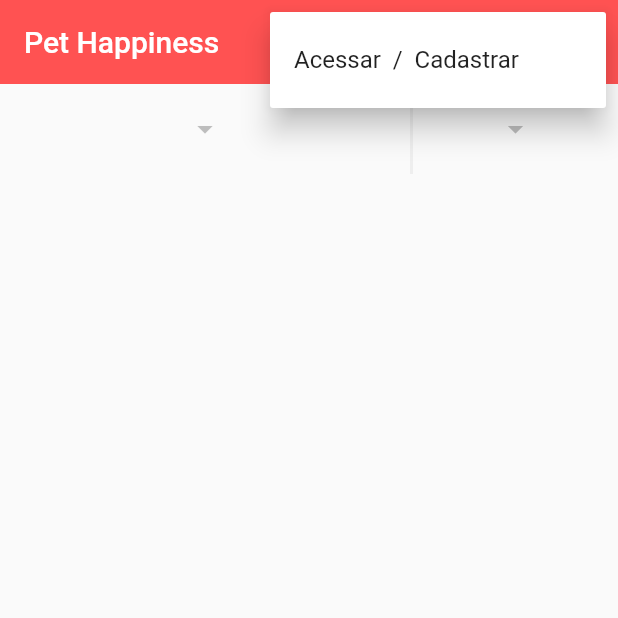
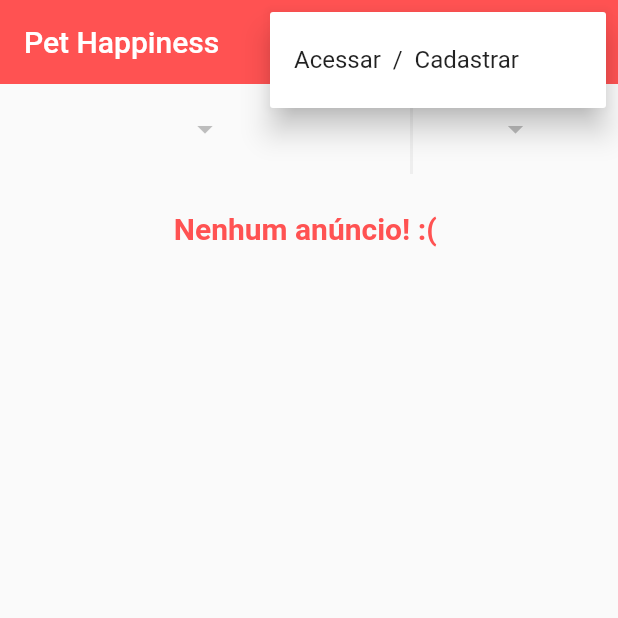
Before and after one commit to Acadi123/pet, a Flutter app: the screen it shows after launch, after a tap on the "more vert" icon, on a phone screen of 412 x 824 dp, the top half of it. Run offline on Flutter 3.47's test engine with Material 2 defaults, Android fonts, the phone set to English and light mode, and no system bars; our stand-ins replace brasil_fields, cloud_firestore, firebase_auth, firebase_core, firebase_storage, image_picker; missing offline and left inert: validadores; accounts and stored records are empty; statements that could not run were skipped.

Commit message:
atualização tela anuncios

```diff
--- a/pet_happiness_v1/lib/views/Anuncios.dart
+++ b/pet_happiness_v1/lib/views/Anuncios.dart
@@ -1,10 +1,15 @@
 // @dart=2.9
+import 'dart:async';
+
+import 'package:firebase_storage/firebase_storage.dart';
 import 'package:flutter/material.dart';
 import 'package:firebase_auth/firebase_auth.dart';
 import 'package:firebase_core/firebase_core.dart';
 import 'package:cloud_firestore/cloud_firestore.dart';
 import 'package:flutter/widgets.dart';
+import 'package:pet_happiness_v1/models/Anuncio.dart';
 import 'package:pet_happiness_v1/util/Configuracoes.dart';
+import 'package:pet_happiness_v1/views/widgets/ItemAnuncio.dart';
 
 
 class Anuncios extends StatefulWidget {
@@ -19,6 +24,8 @@ class _AnunciosState extends State<Anuncios> {
   List<String> itensMenu = [];
   List<DropdownMenuItem<String>> _listaItensDropCategrias;
   List<DropdownMenuItem<String>> _listaItensDropEstados;
+
+  final _controler = StreamController<QuerySnapshot>.broadcast();
 
   String _itemSelecionadoEstado;
   String _itemSelecionadoCategoria;
@@ -83,6 +90,20 @@ class _AnunciosState extends State<Anuncios> {
   }
 
 
+  Future<Stream<QuerySnapshot>> _adicionarListenerAnuncios() async {
+
+
+    FirebaseFirestore db = FirebaseFirestore.instance;
+    Stream<QuerySnapshot> stream = db
+        .collection("anuncios")
+        .snapshots();
+
+    stream.listen((dados) {
+      _controler.add(dados);
+    });
+
+  }
+
 
   @override
   void initState() {
@@ -90,6 +111,7 @@ class _AnunciosState extends State<Anuncios> {
 
     _carregarItensDropdown();
     _verificarUsuarioLogado();
+    _adicionarListenerAnuncios();
 
   }
 
@@ -176,7 +198,51 @@ class _AnunciosState extends State<Anuncios> {
               ],
             ),
             //Listagem de anúncios
+            StreamBuilder(
+              stream: _controler.stream,
+                builder: (context, snapshot){
+                  switch( snapshot.connectionState){
+                    case ConnectionState.none:
+                    case ConnectionState.waiting:
+                    case ConnectionState.active:
+                    case ConnectionState.done:
 
+                      QuerySnapshot querySnapshot = snapshot.data;
+
+                      if( querySnapshot.docs.length == 0 ){
+                        return Container(
+                          padding: EdgeInsets.all(25),
+                          child: Text("Nenhum anúncio! :( ", style: TextStyle(
+                            fontSize: 20,
+                            fontWeight: FontWeight.bold
+                          ),),
+                        );
+                      }
+
+                      return Expanded(
+                          child: ListView.builder(
+                              itemCount:  querySnapshot.docs.length,
+                              itemBuilder: (_, indice){
+
+                                List<DocumentSnapshot> anuncios = querySnapshot.docs.toList();
+                                DocumentSnapshot documentSnapshot = anuncios[indice];
+                                Anuncio anuncio = Anuncio.fromDocumentSnapshot(documentSnapshot);
+
+                                return ItemAnuncio(
+                                    anuncio: anuncio,
+                                    onTapItem: (){
+
+                                    },
+                                );
+
+                              }
+                          ),
+                      );
+
+                  }
+                  return Container();
+                },
+            ),
           ],
         ),
       ),
```
